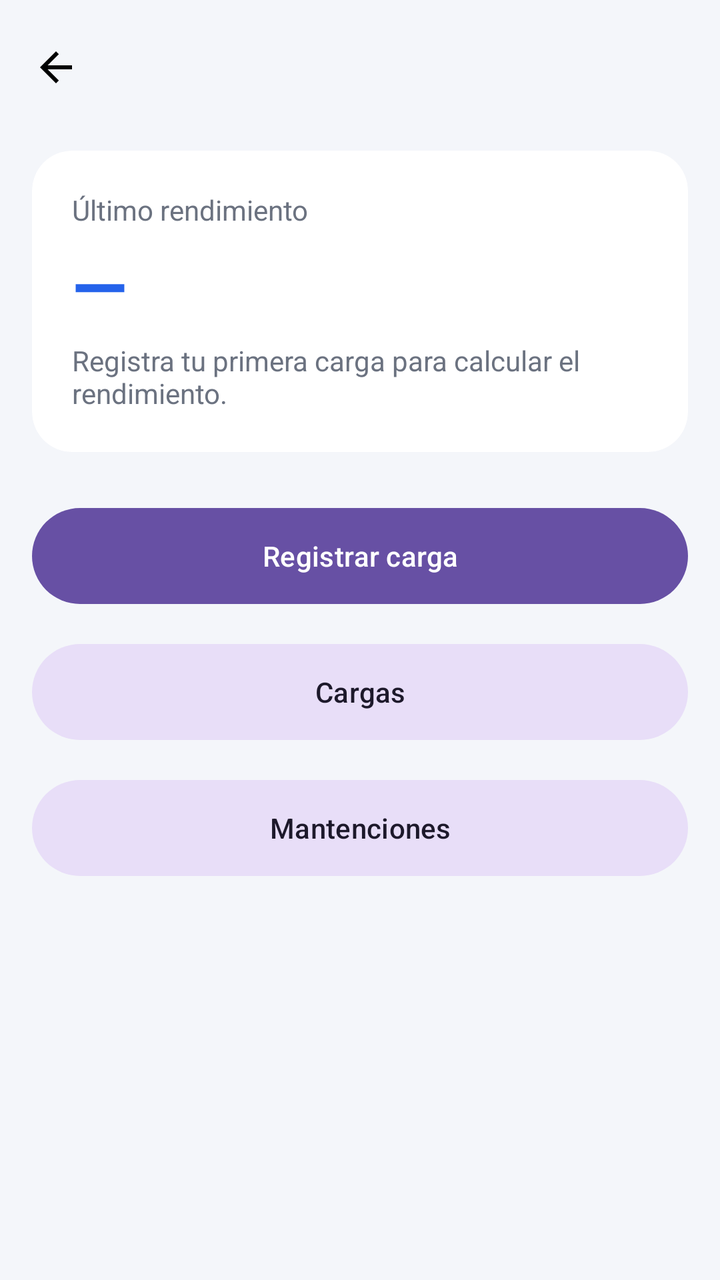
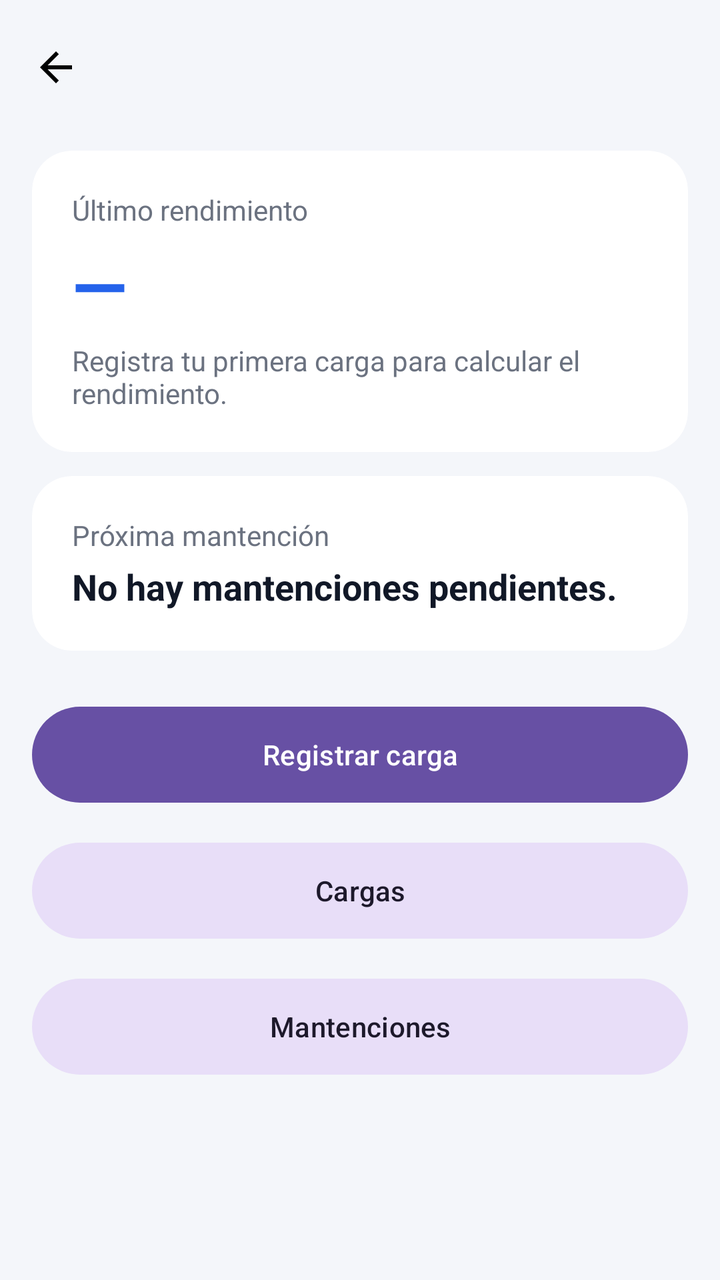

Before-and-after screenshots of an Android layout around one commit, followed by the original layout XML and the change that was made.
<!-- AndroidManifest.xml: application theme Theme.AutoControl -->
<!-- res/layout/activity_detalle_auto.xml -->
<?xml version="1.0" encoding="utf-8"?>
<LinearLayout xmlns:android="http://schemas.android.com/apk/res/android"
    xmlns:app="http://schemas.android.com/apk/res-auto"
    xmlns:tools="http://schemas.android.com/tools"
    android:id="@+id/main"
    android:layout_width="match_parent"
    android:layout_height="match_parent"
    android:background="@color/fondo"
    android:orientation="vertical"
    tools:context=".DetalleAutoActivity">

    
    <LinearLayout
        android:layout_width="match_parent"
        android:layout_height="wrap_content"
        android:gravity="center_vertical"
        android:orientation="horizontal"
        android:paddingStart="4dp"
        android:paddingTop="8dp"
        android:paddingEnd="16dp">

        <ImageButton
            android:id="@+id/btnVolver"
            android:layout_width="48dp"
            android:layout_height="48dp"
            android:background="?attr/selectableItemBackgroundBorderless"
            android:contentDescription="@string/volver"
            android:src="@drawable/ic_volver" />

        <LinearLayout
            android:layout_width="0dp"
            android:layout_height="wrap_content"
            android:layout_marginStart="4dp"
            android:layout_weight="1"
            android:orientation="vertical">

            <TextView
                android:id="@+id/tvNombreAuto"
                android:layout_width="match_parent"
                android:layout_height="wrap_content"
                android:ellipsize="end"
                android:maxLines="1"
                android:textColor="@color/texto_principal"
                android:textSize="24sp"
                android:textStyle="bold" />

            <TextView
                android:id="@+id/tvPatenteAuto"
                android:layout_width="match_parent"
                android:layout_height="wrap_content"
                android:textColor="@color/texto_secundario"
                android:textSize="14sp" />
        </LinearLayout>
    </LinearLayout>

    <LinearLayout
        android:layout_width="match_parent"
        android:layout_height="wrap_content"
        android:orientation="vertical"
        android:padding="16dp">

        
        <com.google.android.material.card.MaterialCardView
            android:layout_width="match_parent"
            android:layout_height="wrap_content"
            app:cardBackgroundColor="@android:color/white"
            app:cardCornerRadius="20dp"
            app:cardElevation="0dp"
            app:strokeWidth="0dp">

            <LinearLayout
                android:layout_width="match_parent"
                android:layout_height="wrap_content"
                android:orientation="vertical"
                android:padding="20dp">

                <TextView
                    android:layout_width="wrap_content"
                    android:layout_height="wrap_content"
                    android:text="@string/ultimo_rendimiento"
                    android:textColor="@color/texto_secundario"
                    android:textSize="14sp" />

                <TextView
                    android:id="@+id/tvRendimiento"
                    android:layout_width="wrap_content"
                    android:layout_height="wrap_content"
                    android:layout_marginTop="4dp"
                    android:text="@string/sin_rendimiento"
                    android:textColor="@color/azul"
                    android:textSize="36sp"
                    android:textStyle="bold" />

                <TextView
                    android:id="@+id/tvRendimientoDetalle"
                    android:layout_width="wrap_content"
                    android:layout_height="wrap_content"
                    android:layout_marginTop="4dp"
                    android:text="@string/sin_cargas_rendimiento"
                    android:textColor="@color/texto_secundario"
                    android:textSize="14sp" />
            </LinearLayout>
        </com.google.android.material.card.MaterialCardView>

        
        <com.google.android.material.button.MaterialButton
            android:id="@+id/btnRegistrarCarga"
            android:layout_width="match_parent"
            android:layout_height="56dp"
            android:layout_marginTop="24dp"
            android:text="@string/registrar_carga" />

        
        <com.google.android.material.button.MaterialButton
            android:id="@+id/btnCargas"
            style="@style/Widget.Material3.Button.TonalButton"
            android:layout_width="match_parent"
            android:layout_height="56dp"
            android:layout_marginTop="12dp"
            android:text="@string/cargas" />

        <com.google.android.material.button.MaterialButton
            android:id="@+id/btnMantenciones"
            style="@style/Widget.Material3.Button.TonalButton"
            android:layout_width="match_parent"
            android:layout_height="56dp"
            android:layout_marginTop="12dp"
            android:text="@string/mantenciones" />
    </LinearLayout>
</LinearLayout>
<!-- resources referenced by this layout -->
<resources>
  <color name="azul">#2563EB</color>
  <color name="fondo">#F4F6FA</color>
  <color name="texto_principal">#111827</color>
  <color name="texto_secundario">#6B7280</color>
  <!-- drawable ic_volver (drawable) -->
  <vector xmlns:android="http://schemas.android.com/apk/res/android"
      android:width="24dp"
      android:height="24dp"
      android:viewportWidth="24"
      android:viewportHeight="24">
      <path
          android:fillColor="#FF000000"
          android:pathData="M20,11H7.83l5.59,-5.59L12,4l-8,8 8,8 1.41,-1.41L7.83,13H20v-2z" />
  </vector>
  <string name="cargas">Cargas</string>
  <string name="mantenciones">Mantenciones</string>
  <string name="registrar_carga">Registrar carga</string>
  <string name="sin_cargas_rendimiento">Registra tu primera carga para calcular el rendimiento.</string>
  <string name="sin_rendimiento">—</string>
  <string name="ultimo_rendimiento">Último rendimiento</string>
  <string name="volver">Volver</string>
  <style name="Theme.AutoControl" parent="Base.Theme.AutoControl" />
  <style name="Base.Theme.AutoControl" parent="Theme.Material3.Light.NoActionBar">
          
          
      </style>
</resources>

<!-- the commit's change to res/layout/activity_detalle_auto.xml (unified diff, before → after) -->
@@ -103,6 +103,50 @@
         </com.google.android.material.card.MaterialCardView>
 
         
+        <com.google.android.material.card.MaterialCardView
+            android:layout_width="match_parent"
+            android:layout_height="wrap_content"
+            android:layout_marginTop="12dp"
+            app:cardBackgroundColor="@android:color/white"
+            app:cardCornerRadius="20dp"
+            app:cardElevation="0dp"
+            app:strokeWidth="0dp">
+
+            <LinearLayout
+                android:layout_width="match_parent"
+                android:layout_height="wrap_content"
+                android:orientation="vertical"
+                android:padding="20dp">
+
+                <TextView
+                    android:layout_width="wrap_content"
+                    android:layout_height="wrap_content"
+                    android:text="@string/proxima_mantencion"
+                    android:textColor="@color/texto_secundario"
+                    android:textSize="14sp" />
+
+                <TextView
+                    android:id="@+id/tvProximaNombre"
+                    android:layout_width="match_parent"
+                    android:layout_height="wrap_content"
+                    android:layout_marginTop="4dp"
+                    android:text="@string/sin_mantenciones_pendientes"
+                    android:textColor="@color/texto_principal"
+                    android:textSize="18sp"
+                    android:textStyle="bold" />
+
+                <TextView
+                    android:id="@+id/tvProximaEstado"
+                    android:layout_width="wrap_content"
+                    android:layout_height="wrap_content"
+                    android:layout_marginTop="2dp"
+                    android:textSize="14sp"
+                    android:textStyle="bold"
+                    android:visibility="gone" />
+            </LinearLayout>
+        </com.google.android.material.card.MaterialCardView>
+
+        
         <com.google.android.material.button.MaterialButton
             android:id="@+id/btnRegistrarCarga"
             android:layout_width="match_parent"
<!-- resource entries referenced after the edit -->
@@ -16,8 +16,10 @@
   </vector>
   <string name="cargas">Cargas</string>
   <string name="mantenciones">Mantenciones</string>
+  <string name="proxima_mantencion">Próxima mantención</string>
   <string name="registrar_carga">Registrar carga</string>
   <string name="sin_cargas_rendimiento">Registra tu primera carga para calcular el rendimiento.</string>
+  <string name="sin_mantenciones_pendientes">No hay mantenciones pendientes.</string>
   <string name="sin_rendimiento">—</string>
   <string name="ultimo_rendimiento">Último rendimiento</string>
   <string name="volver">Volver</string>
